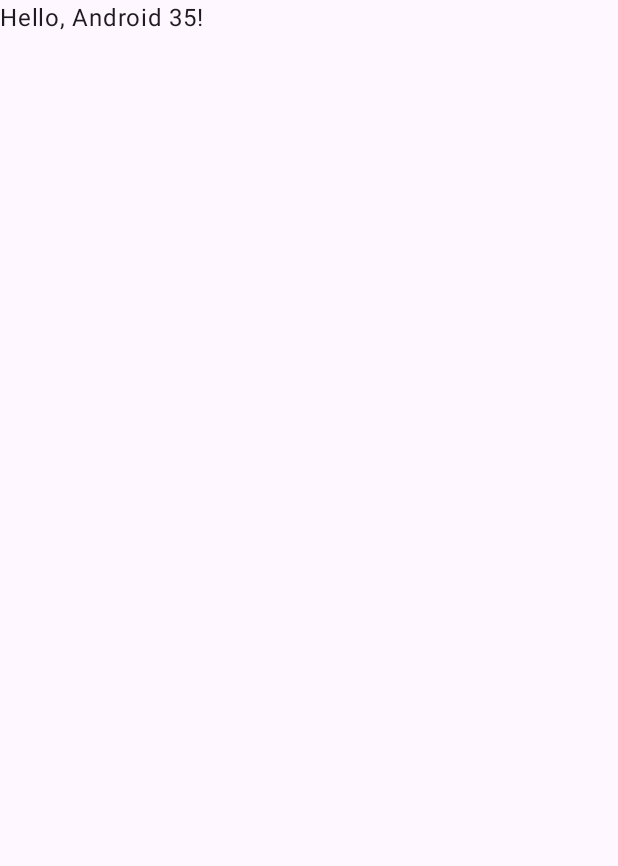
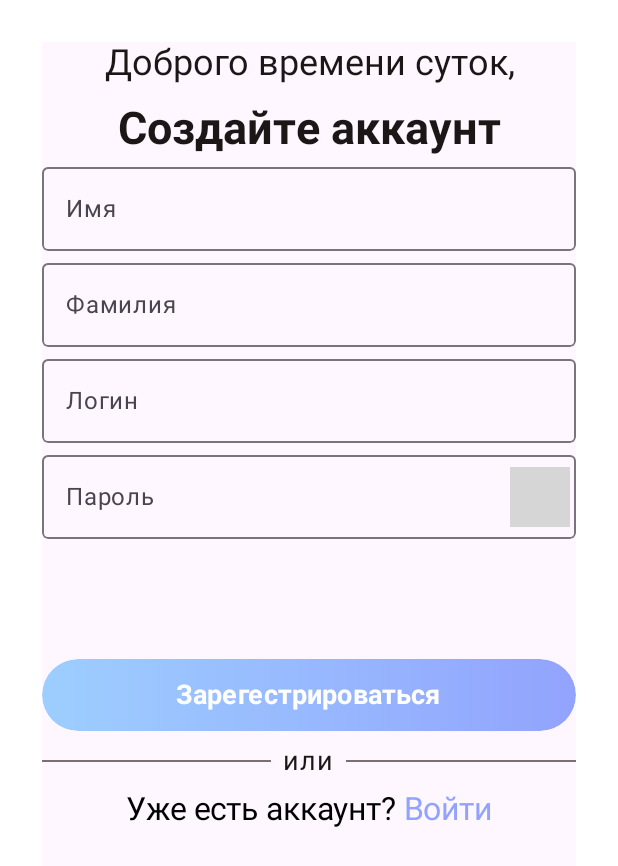
Before and after one commit to oleg-romanov/LemoRepo, an Android app built with Jetpack Compose: the screen it shows after launch (MainActivity), on a phone screen of 412 x 824 dp. Before the commit the part shown is almost empty. Shown: the top 866 px of the screen. Run offline under Robolectric (Android 15) with nearby library versions, the phone set to English and light mode, and no system bars; libraries missing offline, so code that uses them is left out: compose.icons, compose.icons.feathericons; 2 statements that could not run were skipped; grey boxes are pictures that could not be loaded.

Commit message:
Fixed screens change

```diff
--- a/Front_layer/LemonAI/androidApp/build.gradle.kts
+++ b/Front_layer/LemonAI/androidApp/build.gradle.kts
@@ -39,9 +39,13 @@ android {
 }
 
 dependencies {
+    implementation("br.com.devsrsouza.compose.icons:feather:1.1.0")
+    implementation ("androidx.navigation:navigation-compose:2.7.6")
     implementation(projects.shared)
     implementation(libs.compose.ui)
     implementation(libs.compose.ui.tooling.preview)
+    implementation(libs.compose.foundation)
+    implementation(libs.compose.ui)
     implementation(libs.compose.material3)
     implementation(libs.androidx.activity.compose)
     debugImplementation(libs.compose.ui.tooling)
--- a/Front_layer/LemonAI/androidApp/src/main/java/com/itis/lemonai/android/MainActivity.kt
+++ b/Front_layer/LemonAI/androidApp/src/main/java/com/itis/lemonai/android/MainActivity.kt
@@ -9,18 +9,22 @@ import androidx.compose.runtime.Composable
 import androidx.compose.ui.Modifier
 import androidx.compose.ui.tooling.preview.Preview
 import com.itis.lemonai.Greeting
+import com.itis.lemonai.android.app.LemonApp
+import com.itis.lemonai.android.navigation.AppRouter
+import com.itis.lemonai.android.navigation.Screen
 
 class MainActivity : ComponentActivity() {
     override fun onCreate(savedInstanceState: Bundle?) {
         super.onCreate(savedInstanceState)
         setContent {
             MyApplicationTheme {
-                Surface(
+                LemonApp()
+                /* Surface(
                     modifier = Modifier.fillMaxSize(),
                     color = MaterialTheme.colorScheme.background
                 ) {
                     GreetingView(Greeting().greet())
-                }
+                } */
             }
         }
     }
--- /dev/null
+++ b/Front_layer/LemonAI/androidApp/src/main/java/com/itis/lemonai/android/app/LemonApp.kt
@@ -0,0 +1,40 @@
+package com.itis.lemonai.android.app
+
+import com.itis.lemonai.android.screens.HistoryScreen
+import androidx.compose.animation.Crossfade
+import androidx.compose.foundation.layout.fillMaxSize
+import androidx.compose.material3.Surface
+import androidx.compose.runtime.Composable
+import androidx.compose.ui.Modifier
+import androidx.compose.ui.graphics.Color
+import com.itis.lemonai.android.screens.SignInScreen
+import com.itis.lemonai.android.screens.SignUpScreen
+import com.itis.lemonai.android.navigation.AppRouter
+import com.itis.lemonai.android.navigation.Screen
+
+@Composable
+fun LemonApp() {
+
+    Surface(
+        modifier = Modifier.fillMaxSize(),
+        color = Color.White
+    ) {
+
+        Crossfade(targetState = AppRouter.currentScreen) { currentState ->
+            when (currentState.value) {
+                is Screen.SignUpScreen -> {
+                    SignUpScreen()
+                }
+
+                is Screen.SignInScreen -> {
+                    SignInScreen()
+                }
+
+                is Screen.HistoryScreen -> {
+                    HistoryScreen()
+                }
+            }
+        }
+
+    }
+}
--- /dev/null
+++ b/Front_layer/LemonAI/androidApp/src/main/java/com/itis/lemonai/android/components/AppComponents.kt
@@ -0,0 +1,255 @@
+package com.itis.lemonai.android.components
+
+import androidx.compose.foundation.background
+import androidx.compose.foundation.layout.Box
+import androidx.compose.foundation.layout.PaddingValues
+import androidx.compose.foundation.layout.Row
+import androidx.compose.foundation.layout.fillMaxWidth
+import androidx.compose.foundation.layout.heightIn
+import androidx.compose.foundation.layout.padding
+import androidx.compose.foundation.shape.RoundedCornerShape
+import androidx.compose.foundation.text.ClickableText
+import androidx.compose.foundation.text.KeyboardActions
+import androidx.compose.foundation.text.KeyboardOptions
+import androidx.compose.material3.Button
+import androidx.compose.material3.ButtonDefaults
+import androidx.compose.material3.Divider
+import androidx.compose.material3.ExperimentalMaterial3Api
+import androidx.compose.material3.Icon
+import androidx.compose.material3.IconButton
+import androidx.compose.material3.OutlinedTextField
+import androidx.compose.material3.Text
+import androidx.compose.material3.TextFieldDefaults
+import androidx.compose.runtime.Composable
+import androidx.compose.runtime.mutableStateOf
+import androidx.compose.runtime.remember
+import androidx.compose.ui.Alignment
+import androidx.compose.ui.Modifier
+import androidx.compose.ui.draw.clip
+import androidx.compose.ui.graphics.Brush
+import androidx.compose.ui.graphics.Color
+import androidx.compose.ui.platform.LocalFocusManager
+import androidx.compose.ui.text.SpanStyle
+import androidx.compose.ui.text.TextStyle
+import androidx.compose.ui.text.buildAnnotatedString
+import androidx.compose.ui.text.font.FontStyle
+import androidx.compose.ui.text.font.FontWeight
+import androidx.compose.ui.text.input.ImeAction
+import androidx.compose.ui.text.input.KeyboardType
+import androidx.compose.ui.text.input.PasswordVisualTransformation
+import androidx.compose.ui.text.input.VisualTransformation
+import androidx.compose.ui.text.style.TextAlign
+import androidx.compose.ui.text.withStyle
+import androidx.compose.ui.unit.dp
+import androidx.compose.ui.unit.sp
+import compose.icons.FeatherIcons
+import compose.icons.feathericons.Eye
+import compose.icons.feathericons.EyeOff
+
+@Composable
+fun NormalTextComponent(value: String) {
+    Text(
+        text = value,
+        modifier = Modifier.fillMaxWidth().heightIn(min = 40.dp),
+        style = TextStyle(
+            fontSize = 24.sp,
+            fontWeight = FontWeight.Normal,
+            fontStyle = FontStyle.Normal
+        ),
+        color = TextColor,
+        textAlign = TextAlign.Center
+    )
+}
+
+@Composable
+fun HeadingTextComponent(value: String) {
+    Text(
+        text = value,
+        modifier = Modifier.fillMaxWidth().heightIn(),
+        style = TextStyle(
+            fontSize = 30.sp,
+            fontWeight = FontWeight.Bold,
+            fontStyle = FontStyle.Normal
+        ),
+        color = TextColor,
+        textAlign = TextAlign.Center
+    )
+}
+
+@OptIn(ExperimentalMaterial3Api::class)
+@Composable
+fun MyTextFieldComponent(labelValue: String) {
+
+    val textValue = remember {
+        mutableStateOf("")
+    }
+
+    OutlinedTextField(
+        modifier = Modifier.fillMaxWidth().clip(componentsShape.small),
+        label = { Text(text = labelValue) },
+        colors = TextFieldDefaults.outlinedTextFieldColors(
+            focusedBorderColor = Primary,
+            focusedLabelColor = Primary,
+            cursorColor = Primary
+        ),
+        keyboardOptions = KeyboardOptions(imeAction = ImeAction.Next),
+        singleLine = true,
+        maxLines = 1,
+        value = textValue.value,
+        onValueChange = {
+            textValue.value = it
+        },
+    )
+}
+
+@OptIn(ExperimentalMaterial3Api::class)
+@Composable
+fun PasswordTextFieldComponent(
+    labelValue: String
+) {
+
+    val localFocusManager = LocalFocusManager.current
+    val password = remember {
+        mutableStateOf("")
+    }
+
+    val passwordVisible = remember { mutableStateOf(false) }
+
+    OutlinedTextField(
+        modifier = Modifier.fillMaxWidth().clip(componentsShape.small),
+        label = { Text(text = labelValue) },
+        colors = TextFieldDefaults.outlinedTextFieldColors(
+            focusedBorderColor = Primary,
+            focusedLabelColor = Primary,
+            cursorColor = Primary
+        ),
+        keyboardOptions = KeyboardOptions(keyboardType = KeyboardType.Password, imeAction = ImeAction.Done),
+        singleLine = true,
+        keyboardActions = KeyboardActions{
+            localFocusManager.clearFocus()
+        },
+        maxLines = 1,
+        value = password.value,
+        onValueChange = {
+            password.value = it
+        },
+        trailingIcon = {
+            val iconImage = if (passwordVisible.value) {
+                FeatherIcons.Eye
+            } else {
+                FeatherIcons.EyeOff
+            }
+
+            var discription = if (passwordVisible.value) {
+                "Скрыть пароль"
+            } else {
+                "Показать пароль"
+            }
+
+            IconButton(onClick = { passwordVisible.value = !passwordVisible.value} ){
+                Icon(imageVector = iconImage, contentDescription = discription)
+            }
+        },
+        visualTransformation = if(passwordVisible.value) VisualTransformation.None else PasswordVisualTransformation()
+    )
+}
+
+@Composable
+fun ButtonComponent(value: String, onButtonClicked: () -> Unit) {
+    Button(
+        modifier = Modifier
+            .fillMaxWidth()
+            .heightIn(48.dp),
+        onClick = {
+            onButtonClicked.invoke()
+        },
+        contentPadding = PaddingValues(),
+        colors = ButtonDefaults.buttonColors(Color.Transparent),
+        shape = RoundedCornerShape(50.dp),
+    ) {
+        Box(
+            modifier = Modifier
+                .fillMaxWidth()
+                .heightIn(48.dp)
+                .background(
+                    brush = Brush.horizontalGradient(listOf(Secondary, Primary)),
+                    shape = RoundedCornerShape(50.dp)
+                ),
+            contentAlignment = Alignment.Center
+        ) {
+            Text(
+                text = value,
+                fontSize = 18.sp,
+                color = Color.White,
+                fontWeight = FontWeight.Bold
+            )
+        }
+    }
+}
+
+@Composable
+fun DividerTextComponent() {
+    Row(
+        modifier = Modifier.fillMaxWidth(),
+        verticalAlignment = Alignment.CenterVertically
+    ) {
+
+        Divider(
+            modifier = Modifier
+                .fillMaxWidth()
+                .weight(1f),
+            color = GrayColor,
+            thickness = 1.dp
+        )
+
+        Text(
+            modifier = Modifier.padding(8.dp),
+            text = "или",
+            fontSize = 18.sp,
+            color = TextColor
+        )
+        Divider(
+            modifier = Modifier
+                .fillMaxWidth()
+                .weight(1f),
+            color = GrayColor,
+            thickness = 1.dp
+        )
+    }
+}
+
+@Composable
+fun ClickableLoginTextComponent(tryingToLogIn:Boolean = false, onTextSelected: (String) -> Unit) {
+    val initialText = if(tryingToLogIn) "Еще нет аккаунта? " else "Уже есть аккаунт? "
+    val loginText = if(tryingToLogIn) "Создать" else "Войти"
+
+    val annotatedString = buildAnnotatedString {
+        append(initialText)
+        withStyle(style = SpanStyle(color = Primary)) {
+            pushStringAnnotation(tag = loginText, annotation = loginText)
+            append(loginText)
+        }
+    }
+
+    ClickableText(
+        modifier = Modifier.fillMaxWidth().heightIn(min = 40.dp),
+        style = TextStyle(
+            fontSize = 21.sp,
+            fontWeight = FontWeight.Normal,
+            fontStyle = FontStyle.Normal,
+            textAlign = TextAlign.Center
+        ),
+        text = annotatedString,
+        onClick = { offset ->
+
+            annotatedString.getStringAnnotations(offset, offset)
+                .firstOrNull()?.also { span ->
+                    //Log.d("ClickableTextComponent", "{${span.item}}")
+
+                    if (span.item == loginText) {
+                        onTextSelected(span.item)
+                    }
+                }
+
+        })
+}
--- /dev/null
+++ b/Front_layer/LemonAI/androidApp/src/main/java/com/itis/lemonai/android/components/Color.kt
@@ -0,0 +1,11 @@
+package com.itis.lemonai.android.components
+
+import androidx.compose.ui.graphics.Color
+
+val Primary = Color(0xFF92A3FD)
+val Secondary = Color(0xFF9DCEFF)
+val TextColor = Color(0xFF1D1617)
+val AccentColor = Color(0xFFC58BF2)
+val GrayColor = Color(0xFF7B6F72)
+val WhiteColor = Color(0xFFFFFFFF)
+val BgColor = Color(0xFFF7F8F8)
--- /dev/null
+++ b/Front_layer/LemonAI/androidApp/src/main/java/com/itis/lemonai/android/components/ComponentsShapes.kt
@@ -0,0 +1,11 @@
+package com.itis.lemonai.android.components
+
+import androidx.compose.foundation.shape.RoundedCornerShape
+import androidx.compose.material3.Shapes
+import androidx.compose.ui.unit.dp
+
+val componentsShape = Shapes(
+    small = RoundedCornerShape(4.dp),
+    medium = RoundedCornerShape(8.dp),
+    large = RoundedCornerShape(0.dp),
+)
--- /dev/null
+++ b/Front_layer/LemonAI/androidApp/src/main/java/com/itis/lemonai/android/navigation/AppRouter.kt
@@ -0,0 +1,19 @@
+package com.itis.lemonai.android.navigation
+
+import androidx.compose.runtime.MutableState
+import androidx.compose.runtime.mutableStateOf
+
+sealed class Screen {
+
+    object SignUpScreen : Screen()
+    object SignInScreen : Screen()
+    object HistoryScreen : Screen()
+}
+
+
+object AppRouter {
+    var currentScreen: MutableState<Screen> = mutableStateOf(Screen.SignUpScreen)
+    fun navigateTo(destination: Screen) {
+        currentScreen.value = destination
+    }
+}
--- /dev/null
+++ b/Front_layer/LemonAI/androidApp/src/main/java/com/itis/lemonai/android/screens/HistoryScreen.kt
@@ -0,0 +1,26 @@
+package com.itis.lemonai.android.screens
+
+import androidx.compose.foundation.background
+import androidx.compose.foundation.layout.Column
+import androidx.compose.foundation.layout.fillMaxSize
+import androidx.compose.foundation.layout.padding
+import androidx.compose.material3.Surface
+import androidx.compose.runtime.Composable
+import androidx.compose.ui.Modifier
+import androidx.compose.ui.graphics.Color
+import androidx.compose.ui.unit.dp
+import com.itis.lemonai.android.components.NormalTextComponent
+
+@Composable
+fun HistoryScreen() {
+    Surface(
+        modifier = Modifier
+            .fillMaxSize()
+            .background(Color.White)
+            .padding(28.dp)
+    ){
+        Column (modifier = Modifier.fillMaxSize()){
+            NormalTextComponent(value = "Здравствуйте,")
+        }
+    }
+}
--- /dev/null
+++ b/Front_layer/LemonAI/androidApp/src/main/java/com/itis/lemonai/android/screens/SignInScreen.kt
@@ -0,0 +1,45 @@
+package com.itis.lemonai.android.screens
+
+import androidx.compose.foundation.background
+import androidx.compose.foundation.layout.Column
+import androidx.compose.foundation.layout.Spacer
+import androidx.compose.foundation.layout.fillMaxSize
+import androidx.compose.foundation.layout.height
+import androidx.compose.foundation.layout.padding
+import androidx.compose.material3.Surface
+import androidx.compose.runtime.Composable
+import androidx.compose.ui.Modifier
+import androidx.compose.ui.graphics.Color
+import androidx.compose.ui.unit.dp
+import com.itis.lemonai.android.components.ButtonComponent
+import com.itis.lemonai.android.components.ClickableLoginTextComponent
+import com.itis.lemonai.android.components.DividerTextComponent
+import com.itis.lemonai.android.components.HeadingTextComponent
+import com.itis.lemonai.android.components.MyTextFieldComponent
+import com.itis.lemonai.android.components.NormalTextComponent
+import com.itis.lemonai.android.components.PasswordTextFieldComponent
+import com.itis.lemonai.android.navigation.AppRouter
+import com.itis.lemonai.android.navigation.Screen
+
+@Composable
+fun SignInScreen() {
+    Surface(
+        modifier = Modifier
+            .fillMaxSize()
+            .background(Color.White)
+            .padding(28.dp)
+    ){
+        Column (modifier = Modifier.fillMaxSize()){
+            NormalTextComponent(value = "Здравствуйте,")
+            HeadingTextComponent(value = "добро пожаловать назад")
+            MyTextFieldComponent(labelValue = "Логин")
+            PasswordTextFieldComponent(labelValue = "Пароль")
+            Spacer(modifier = Modifier.height(80.dp))
+            ButtonComponent(value = "Войти", onButtonClicked = { AppRouter.navigateTo(Screen.HistoryScreen) })
+            DividerTextComponent()
+            ClickableLoginTextComponent(tryingToLogIn = true, onTextSelected = {
+                AppRouter.navigateTo(Screen.SignUpScreen)
+            })
+        }
+    }
+}
--- /dev/null
+++ b/Front_layer/LemonAI/androidApp/src/main/java/com/itis/lemonai/android/screens/SignUpScreen.kt
@@ -0,0 +1,47 @@
+package com.itis.lemonai.android.screens
+
+import androidx.compose.foundation.background
+import androidx.compose.foundation.layout.Column
+import androidx.compose.foundation.layout.Spacer
+import androidx.compose.foundation.layout.fillMaxSize
+import androidx.compose.foundation.layout.height
+import androidx.compose.foundation.layout.padding
+import androidx.compose.material3.Surface
+import androidx.compose.runtime.Composable
+import androidx.compose.ui.Modifier
+import androidx.compose.ui.graphics.Color
+import androidx.compose.ui.unit.dp
+import com.itis.lemonai.android.components.ButtonComponent
+import com.itis.lemonai.android.components.ClickableLoginTextComponent
+import com.itis.lemonai.android.components.DividerTextComponent
+import com.itis.lemonai.android.components.HeadingTextComponent
+import com.itis.lemonai.android.components.MyTextFieldComponent
+import com.itis.lemonai.android.components.NormalTextComponent
+import com.itis.lemonai.android.components.PasswordTextFieldComponent
+import com.itis.lemonai.android.navigation.AppRouter
+import com.itis.lemonai.android.navigation.Screen
+
+@Composable
+fun SignUpScreen() {
+    Surface(
+        modifier = Modifier
+            .fillMaxSize()
+            .background(Color.White)
+            .padding(28.dp)
+    )
+    {
+        Column(modifier = Modifier.fillMaxSize()) {
+            NormalTextComponent(value = "Доброго времени суток,")
+            HeadingTextComponent(value = "Создайтe аккаунт")
+
+            MyTextFieldComponent(labelValue = "Имя")
+            MyTextFieldComponent(labelValue = "Фамилия")
+            MyTextFieldComponent(labelValue = "Логин")
+            PasswordTextFieldComponent(labelValue = "Пароль")
+            Spacer(modifier = Modifier.height(80.dp))
+            ButtonComponent("Зарегестрироваться", onButtonClicked = { AppRouter.navigateTo(Screen.HistoryScreen) })
+            DividerTextComponent()
+            ClickableLoginTextComponent(onTextSelected = { AppRouter.navigateTo(Screen.SignInScreen) })
+        }
+    }
+}
```
